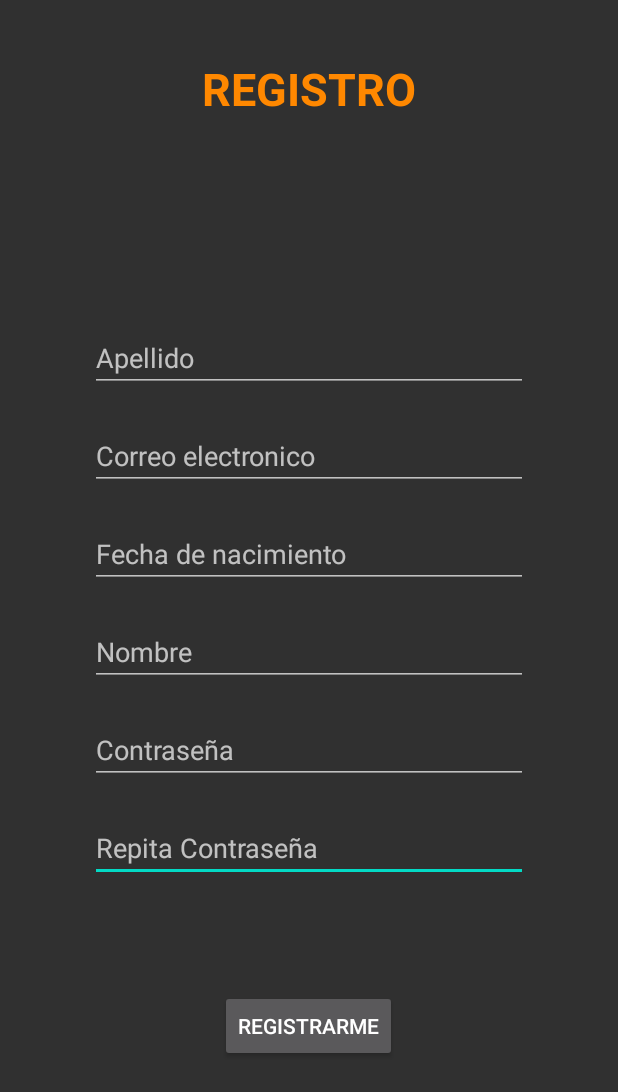
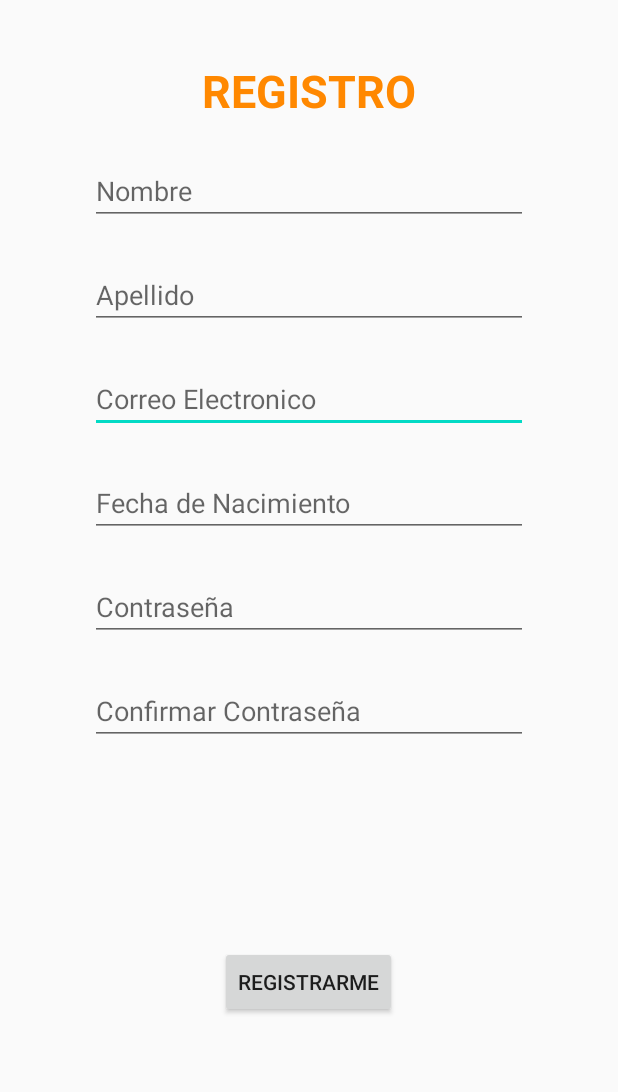
Before and after one commit to Fponce9/Time2SpeakKotlin, an Android app: the RegistroPaciente screen opened directly, with no data from a screen before it, on a phone screen of 412 x 824 dp. Shown: the top 1092 px of the screen. Run offline under Robolectric (Android 15) with nearby library versions, the phone set to English and light mode, and no system bars.

Commit message:
Registro Completado

```diff
--- a/app/src/main/java/com/example/android8_kututis/MainActivity.kt
+++ b/app/src/main/java/com/example/android8_kututis/MainActivity.kt
@@ -1,7 +1,6 @@
 package com.example.android8_kututis
 
 import android.content.Intent
-import android.nfc.Tag
 import android.os.Bundle
 import android.util.Log
 import android.widget.Toast
@@ -14,7 +13,6 @@ import com.google.android.gms.auth.api.signin.GoogleSignInOptions
 import com.google.android.gms.common.api.ApiException
 import com.google.android.gms.tasks.Task
 import kotlinx.android.synthetic.main.activity_main.*
-import kotlinx.android.synthetic.main.activity_registro_paciente.*
 import retrofit2.Call
 import retrofit2.Callback
 import retrofit2.Response
--- a/app/src/main/java/com/example/android8_kututis/Network/KututisApi.kt
+++ b/app/src/main/java/com/example/android8_kututis/Network/KututisApi.kt
@@ -1,8 +1,7 @@
 package com.example.android8_kututis.Network
 
 import retrofit2.Call
-import retrofit2.http.GET
-import retrofit2.http.Path
+import retrofit2.http.*
 
 
 internal interface KututisApi {
@@ -12,4 +11,7 @@ internal interface KututisApi {
 
     @GET("obtenerTerapia/{paciente}/{letra}")
     fun getFeedbackData(@Path("paciente")paciente:Int, @Path("letra") letra:String): Call<Feedback>
+
+    @POST("registrarPaciente")
+    fun createUser(@Body usuario:UserPost):Call<User>
 }
--- /dev/null
+++ b/app/src/main/java/com/example/android8_kututis/Network/UserPost.kt
@@ -0,0 +1,14 @@
+package com.example.android8_kututis.Network
+
+import com.google.gson.annotations.SerializedName
+
+class UserPost (
+    val apellido: String,
+    val contrasena: String,
+    val correo: String,
+    val deshabilitado: Boolean,
+    val doctorId: Int,
+    @SerializedName("fecha_nacimiento")
+    val fechaNacimiento : String,
+    var nombre: String
+)
--- a/app/src/main/java/com/example/android8_kututis/RegistroPaciente.kt
+++ b/app/src/main/java/com/example/android8_kututis/RegistroPaciente.kt
@@ -1,12 +1,61 @@
 package com.example.android8_kututis
 
+import android.content.Intent
 import androidx.appcompat.app.AppCompatActivity
 import android.os.Bundle
+import android.util.Log
+import android.widget.Toast
+import com.example.android8_kututis.Network.KututisApi
+import com.example.android8_kututis.Network.User
+import com.example.android8_kututis.Network.UserPost
+import kotlinx.android.synthetic.main.activity_registro_paciente.*
+import retrofit2.Call
+import retrofit2.Callback
+import retrofit2.Response
+import retrofit2.Retrofit
+import retrofit2.converter.gson.GsonConverterFactory
 
 class RegistroPaciente : AppCompatActivity() {
 
     override fun onCreate(savedInstanceState: Bundle?) {
         super.onCreate(savedInstanceState)
         setContentView(R.layout.activity_registro_paciente)
+
+        btnRegistrarme.setOnClickListener{
+            Registrar()
+        }
+    }
+    private fun Registrar(){
+        val nombre = etNombreRegistro.text.toString().trim()
+        val apellido = etApellidoRegistro.text.toString().trim()
+        val email = etEmailRegistro.text.toString().trim()
+        val contrasena = etContrasenaRegistro.text.toString().trim()
+        val nacimiento = etNacimientoRegistro.text.toString().trim()
+
+        val usuario = UserPost(apellido,contrasena,email,false,1,nacimiento,nombre)
+
+        val retrofitBuilder = Retrofit.Builder()
+            .baseUrl("http://time2speak-env.eba-mitec5md.us-east-1.elasticbeanstalk.com/")
+            .addConverterFactory(GsonConverterFactory.create())
+            .build()
+        val KututisApi = retrofitBuilder.create(KututisApi::class.java)
+        val request = KututisApi.createUser(usuario)
+        request.enqueue(object : Callback<User>{
+            override fun onFailure(call: Call<User>, t: Throwable) {
+                Toast.makeText(applicationContext,"Ha ocurrido un error al crear el usuario",Toast.LENGTH_LONG).show()
+                Log.d("RegistroPaciente",t.toString())
+            }
+
+            override fun onResponse(call: Call<User>, response: Response<User>) {
+                Toast.makeText(applicationContext,"Se ha registrado correctamente.",Toast.LENGTH_LONG).show()
+                CrearMain()
+            }
+
+        })
+    }
+
+    private fun CrearMain(){
+        val MainIntent = Intent(this, MainActivity::class.java)
+        startActivity(MainIntent)
     }
 }
--- a/app/src/main/java/com/example/android8_kututis/VisualizarFeedback.kt
+++ b/app/src/main/java/com/example/android8_kututis/VisualizarFeedback.kt
@@ -5,7 +5,6 @@ import android.os.Bundle
 import android.util.Log
 import android.view.View
 import android.widget.Toast
-import androidx.core.view.isVisible
 import com.example.android8_kututis.Network.Feedback
 import com.example.android8_kututis.Network.KututisApi
 import kotlinx.android.synthetic.main.activity_visualizar_feedback.*
--- a/app/src/main/res/layout/activity_registro_paciente.xml
+++ b/app/src/main/res/layout/activity_registro_paciente.xml
@@ -12,120 +12,121 @@
         android:layout_height="match_parent"
         tools:context=".RegistroActivity">
 
-        <EditText
-            android:id="@+id/etRepetirRegistroPaciente"
-            android:layout_width="0dp"
-            android:layout_height="wrap_content"
-            android:layout_marginStart="@dimen/width_contraint_editText"
-            android:layout_marginEnd="@dimen/width_contraint_editText"
-            android:layout_marginBottom="72dp"
-            android:ems="10"
-            android:hint="Repita Contraseña"
-            android:inputType="textEmailAddress"
-            app:layout_constraintBottom_toTopOf="@+id/btnRegistrarme"
-            app:layout_constraintEnd_toEndOf="parent"
-            app:layout_constraintHorizontal_bias="0.0"
-            app:layout_constraintStart_toStartOf="parent" />
-
-        <EditText
-            android:id="@+id/etContrasenaRegistroPaciente"
-            android:layout_width="0dp"
-            android:layout_height="wrap_content"
-            android:layout_marginStart="@dimen/width_contraint_editText"
-            android:layout_marginEnd="@dimen/width_contraint_editText"
-            android:layout_marginBottom="20dp"
-            android:ems="10"
-            android:hint="Contraseña"
-            android:inputType="textEmailAddress"
-            app:layout_constraintBottom_toTopOf="@+id/etRepetirRegistroPaciente"
-            app:layout_constraintEnd_toEndOf="parent"
-            app:layout_constraintHorizontal_bias="0.0"
-            app:layout_constraintStart_toStartOf="parent" />
-
-        <EditText
-            android:id="@+id/etNombreRegistroPaciente"
-            android:layout_width="0dp"
-            android:layout_height="wrap_content"
-            android:layout_marginStart="@dimen/width_contraint_editText"
-            android:layout_marginEnd="@dimen/width_contraint_editText"
-            android:layout_marginBottom="20dp"
-            android:ems="10"
-            android:hint="Nombre"
-            android:inputType="textEmailAddress"
-            app:layout_constraintBottom_toTopOf="@+id/etContrasenaRegistroPaciente"
-            app:layout_constraintEnd_toEndOf="parent"
-            app:layout_constraintHorizontal_bias="0.0"
-            app:layout_constraintStart_toStartOf="parent" />
-
-        <EditText
-            android:id="@+id/etApellidoRegistroPaciente"
-            android:layout_width="0dp"
-            android:layout_height="wrap_content"
-            android:layout_marginStart="@dimen/width_contraint_editText"
-            android:layout_marginEnd="@dimen/width_contraint_editText"
-            android:layout_marginBottom="20dp"
-            android:ems="10"
-            android:hint="Apellido"
-            android:inputType="textEmailAddress"
-            app:layout_constraintBottom_toTopOf="@+id/etCorreoRegistroPaciente"
-            app:layout_constraintEnd_toEndOf="parent"
-            app:layout_constraintHorizontal_bias="0.0"
-            app:layout_constraintStart_toStartOf="parent" />
-
-        <EditText
-            android:id="@+id/etCorreoRegistroPaciente"
-            android:layout_width="0dp"
-            android:layout_height="wrap_content"
-            android:layout_marginStart="@dimen/width_contraint_editText"
-            android:layout_marginEnd="@dimen/width_contraint_editText"
-            android:layout_marginBottom="20dp"
-            android:ems="10"
-            android:hint="Correo electronico"
-            android:inputType="textEmailAddress"
-            app:layout_constraintBottom_toTopOf="@+id/etFechaNacimiento"
-            app:layout_constraintEnd_toEndOf="parent"
-            app:layout_constraintHorizontal_bias="0.0"
-            app:layout_constraintStart_toStartOf="parent" />
-
         <Button
             android:id="@+id/btnRegistrarme"
             android:layout_width="wrap_content"
             android:layout_height="wrap_content"
+            android:layout_marginTop="104dp"
             android:layout_marginBottom="116dp"
-            android:text="Registrarme"
+            android:text="@string/registrarme"
             app:layout_constraintBottom_toBottomOf="parent"
             app:layout_constraintEnd_toEndOf="parent"
             app:layout_constraintHorizontal_bias="0.498"
-            app:layout_constraintStart_toStartOf="parent" />
-
-        <EditText
-            android:id="@+id/etFechaNacimiento"
-            android:layout_width="0dp"
-            android:layout_height="wrap_content"
-            android:layout_marginStart="60dp"
-            android:layout_marginEnd="60dp"
-            android:layout_marginBottom="20dp"
-            android:ems="10"
-            android:hint="Fecha de nacimiento"
-            android:inputType="date"
-            app:layout_constraintBottom_toTopOf="@+id/etNombreRegistroPaciente"
-            app:layout_constraintEnd_toEndOf="parent"
-            app:layout_constraintStart_toStartOf="parent" />
+            app:layout_constraintStart_toStartOf="parent"
+            app:layout_constraintTop_toBottomOf="@+id/etConfContrasenaRegistro" />
 
         <TextView
             android:id="@+id/textView2"
             android:layout_width="wrap_content"
             android:layout_height="wrap_content"
-            android:layout_marginTop="36dp"
-            android:text="REGISTRO"
+            android:layout_marginTop="40dp"
+            android:text="@string/registro"
             android:textColor="@android:color/holo_orange_dark"
             android:textSize="30sp"
             android:textStyle="bold"
-            app:layout_constraintBottom_toTopOf="@+id/etApellidoRegistroPaciente"
             app:layout_constraintEnd_toEndOf="parent"
             app:layout_constraintStart_toStartOf="parent"
-            app:layout_constraintTop_toTopOf="parent"
-            app:layout_constraintVertical_bias="0.02" />
+            app:layout_constraintTop_toTopOf="parent" />
+
+        <EditText
+            android:id="@+id/etEmailRegistro"
+            android:layout_width="0dp"
+            android:layout_height="wrap_content"
+            android:layout_marginStart="60dp"
+            android:layout_marginTop="24dp"
+            android:layout_marginEnd="60dp"
+            android:ems="10"
+            android:hint="@string/correo_electronico"
+            android:inputType="textEmailAddress"
+            app:layout_constraintEnd_toEndOf="parent"
+            app:layout_constraintStart_toStartOf="parent"
+            app:layout_constraintTop_toBottomOf="@+id/etApellidoRegistro"
+            android:autofillHints="emailAddress" />
+
+        <EditText
+            android:id="@+id/etApellidoRegistro"
+            android:layout_width="0dp"
+            android:layout_height="wrap_content"
+            android:layout_marginStart="60dp"
+            android:layout_marginTop="24dp"
+            android:layout_marginEnd="60dp"
+            android:ems="10"
+            android:hint="@string/apellido"
+            android:inputType="textPersonName"
+            app:layout_constraintEnd_toEndOf="parent"
+            app:layout_constraintStart_toStartOf="parent"
+            app:layout_constraintTop_toBottomOf="@+id/etNombreRegistro"
+            android:autofillHints="personFamilyName" />
+
+        <EditText
+            android:id="@+id/etNacimientoRegistro"
+            android:layout_width="0dp"
+            android:layout_height="wrap_content"
+            android:layout_marginStart="60dp"
+            android:layout_marginTop="24dp"
+            android:layout_marginEnd="60dp"
+            android:ems="10"
+            android:hint="@string/nacimiento"
+            android:inputType="date"
+            app:layout_constraintEnd_toEndOf="parent"
+            app:layout_constraintStart_toStartOf="parent"
+            app:layout_constraintTop_toBottomOf="@+id/etEmailRegistro"
+             />
+
+        <EditText
+            android:id="@+id/etContrasenaRegistro"
+            android:layout_width="0dp"
+            android:layout_height="wrap_content"
+            android:layout_marginStart="60dp"
+            android:layout_marginTop="24dp"
+            android:layout_marginEnd="60dp"
+            android:ems="10"
+            android:hint="@string/contrasena"
+            android:inputType="textPassword"
+            app:layout_constraintEnd_toEndOf="parent"
+            app:layout_constraintStart_toStartOf="parent"
+            app:layout_constraintTop_toBottomOf="@+id/etNacimientoRegistro"
+            android:autofillHints="newPassword" />
+
+        <EditText
+            android:id="@+id/etConfContrasenaRegistro"
+            android:layout_width="0dp"
+            android:layout_height="wrap_content"
+            android:layout_marginStart="60dp"
+            android:layout_marginTop="24dp"
+            android:layout_marginEnd="60dp"
+            android:ems="10"
+            android:hint="@string/confcontrasena"
+            android:inputType="textPassword"
+            app:layout_constraintEnd_toEndOf="parent"
+            app:layout_constraintStart_toStartOf="parent"
+            app:layout_constraintTop_toBottomOf="@+id/etContrasenaRegistro"
+            />
+
+        <EditText
+            android:id="@+id/etNombreRegistro"
+            android:layout_width="0dp"
+            android:layout_height="wrap_content"
+            android:layout_marginStart="60dp"
+            android:layout_marginTop="24dp"
+            android:layout_marginEnd="60dp"
+            android:ems="10"
+            android:hint="@string/nombre"
+            android:inputType="textPersonName"
+            app:layout_constraintEnd_toEndOf="parent"
+            app:layout_constraintStart_toStartOf="parent"
+            app:layout_constraintTop_toBottomOf="@+id/textView2"
+            android:autofillHints="personName"/>
     </androidx.constraintlayout.widget.ConstraintLayout>
 
 </androidx.constraintlayout.widget.ConstraintLayout>
--- a/app/src/main/res/values/strings.xml
+++ b/app/src/main/res/values/strings.xml
@@ -1,4 +1,12 @@
 <resources>
     <string name="app_name">Android8_Kututis</string>
     <string name="logo_time2speak">Logo_Time2Speak</string>
+    <string name="registrarme">Registrarme</string>
+    <string name="correo_electronico">Correo Electronico</string>
+    <string name="nacimiento">Fecha de Nacimiento</string>
+    <string name="contrasena">Contraseña</string>
+    <string name="confcontrasena">Confirmar Contraseña</string>
+    <string name="registro">REGISTRO</string>
+    <string name="apellido">Apellido</string>
+    <string name="nombre">Nombre</string>
 </resources>
--- a/app/src/main/res/values/styles.xml
+++ b/app/src/main/res/values/styles.xml
@@ -1,7 +1,7 @@
 <resources>
 
     <!-- Base application theme. -->
-    <style name="AppTheme" parent="Theme.AppCompat.NoActionBar">
+    <style name="AppTheme" parent="Theme.AppCompat.Light.NoActionBar">
         <!-- Customize your theme here. -->
         <item name="colorPrimary">@color/colorPrimary</item>
         <item name="colorPrimaryDark">@color/colorPrimaryDark</item>
```
